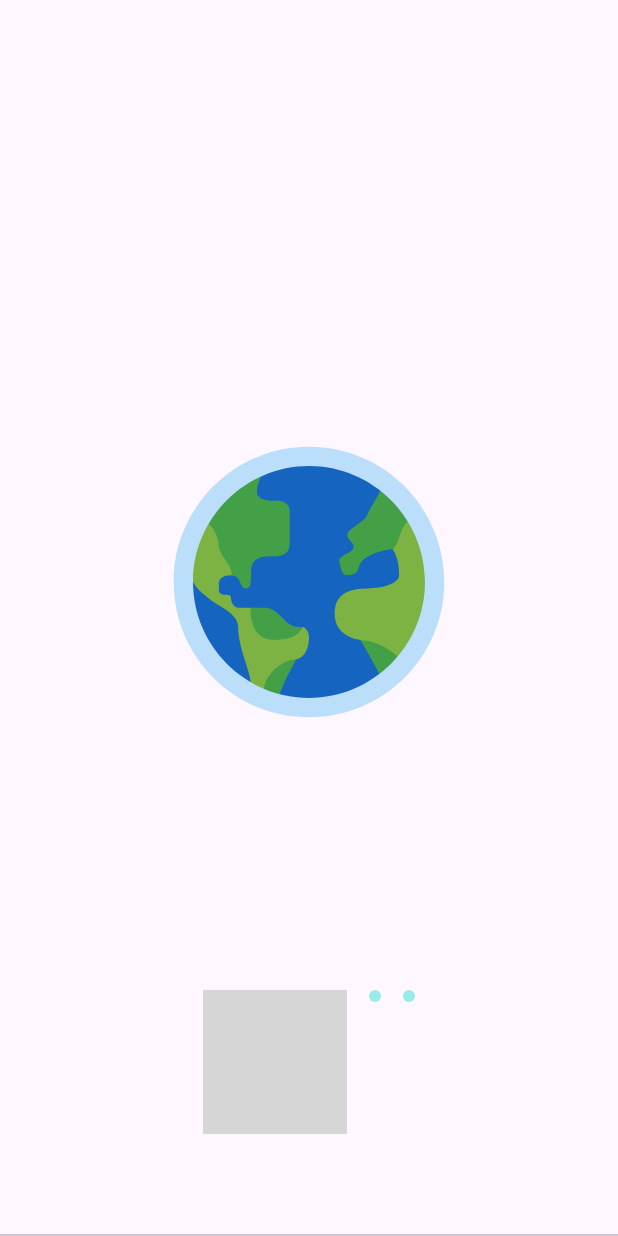
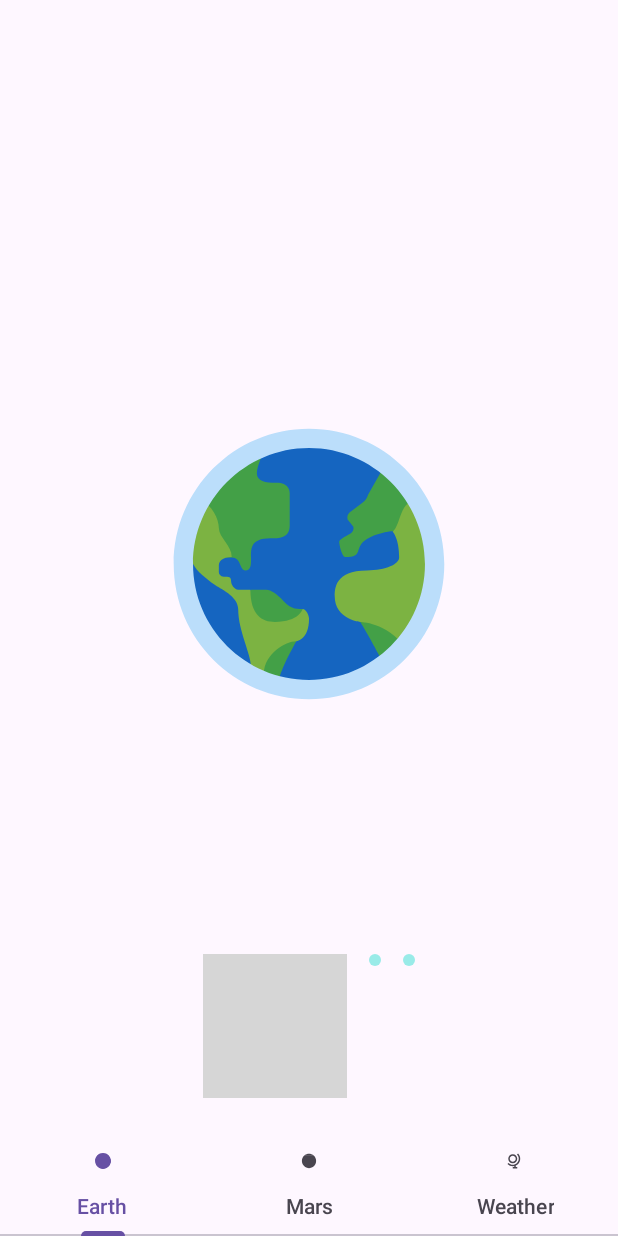
Before and after one commit to metulia/MaterialYuliiaApp, an Android app: the ViewPagerActivity screen opened directly, with no data from a screen before it, on a phone screen of 412 x 824 dp. Run offline under Robolectric (Android 15) with nearby library versions, the phone set to English and light mode, and no system bars; Roboto replaces fonts that are not available here; grey boxes are pictures that could not be loaded.

Commit message:
changed fun setTabs()

```diff
--- a/app/src/main/java/com/example/materialyuliiaapp/ui/viewpager/ViewPagerActivity.kt
+++ b/app/src/main/java/com/example/materialyuliiaapp/ui/viewpager/ViewPagerActivity.kt
@@ -2,8 +2,10 @@ package com.example.materialyuliiaapp.ui.viewpager
 
 import android.os.Bundle
 import androidx.appcompat.app.AppCompatActivity
+import androidx.core.content.ContextCompat
 import com.example.materialyuliiaapp.R
 import com.example.materialyuliiaapp.databinding.ActivityViewPagerBinding
+import com.google.android.material.tabs.TabLayoutMediator
 
 class ViewPagerActivity : AppCompatActivity() {
 
@@ -16,17 +18,41 @@ class ViewPagerActivity : AppCompatActivity() {
         setContentView(binding.root)
 
         binding.viewPager.adapter = ViewPagerAdapter(this)
-        //binding.tabLayout.setupWithViewPager(binding.viewPager)
 
         setTabs()
     }
 
     private fun setTabs() {
-        with(binding) {
-            tabLayout.getTabAt(EARTH)?.setIcon(R.drawable.ic_earth)
-            tabLayout.getTabAt(MARS)?.setIcon(R.drawable.ic_mars)
-            tabLayout.getTabAt(WEATHER)?.setIcon(R.drawable.ic_weather)
-        }
+        TabLayoutMediator(binding.tabLayout, binding.viewPager) { tab, position ->
+            tab.text = when (position) {
+                EARTH -> {
+                    getString(R.string.custom_tab_earth)
+                }
+                MARS -> {
+                    getString(R.string.custom_tab_mars)
+                }
+                WEATHER -> {
+                    getString(R.string.custom_tab_weather)
+                }
+                else -> {
+                    getString(R.string.custom_tab_earth)
+                }
+            }
+            tab.icon = when (position) {
+                EARTH -> {
+                    ContextCompat.getDrawable(this, R.drawable.ic_earth)
+                }
+                MARS -> {
+                    ContextCompat.getDrawable(this, R.drawable.ic_mars)
+                }
+                WEATHER -> {
+                    ContextCompat.getDrawable(this, R.drawable.ic_weather)
+                }
+                else -> {
+                    ContextCompat.getDrawable(this, R.drawable.ic_earth)
+                }
+            }
+        }.attach()
     }
 
     companion object {
```
